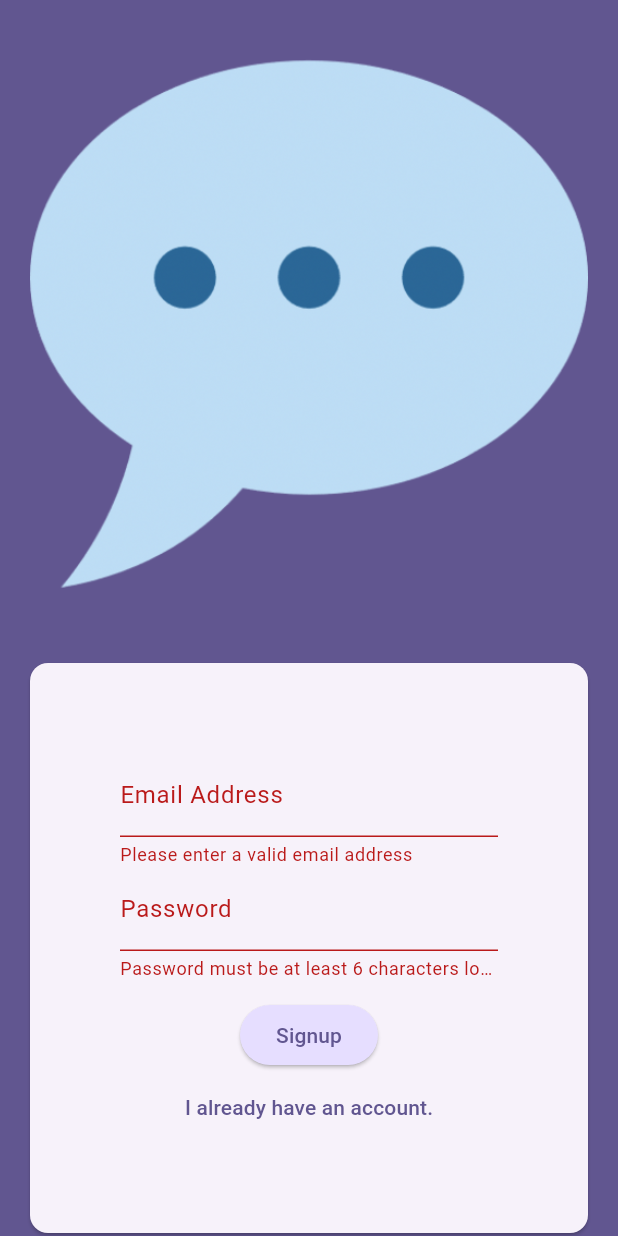
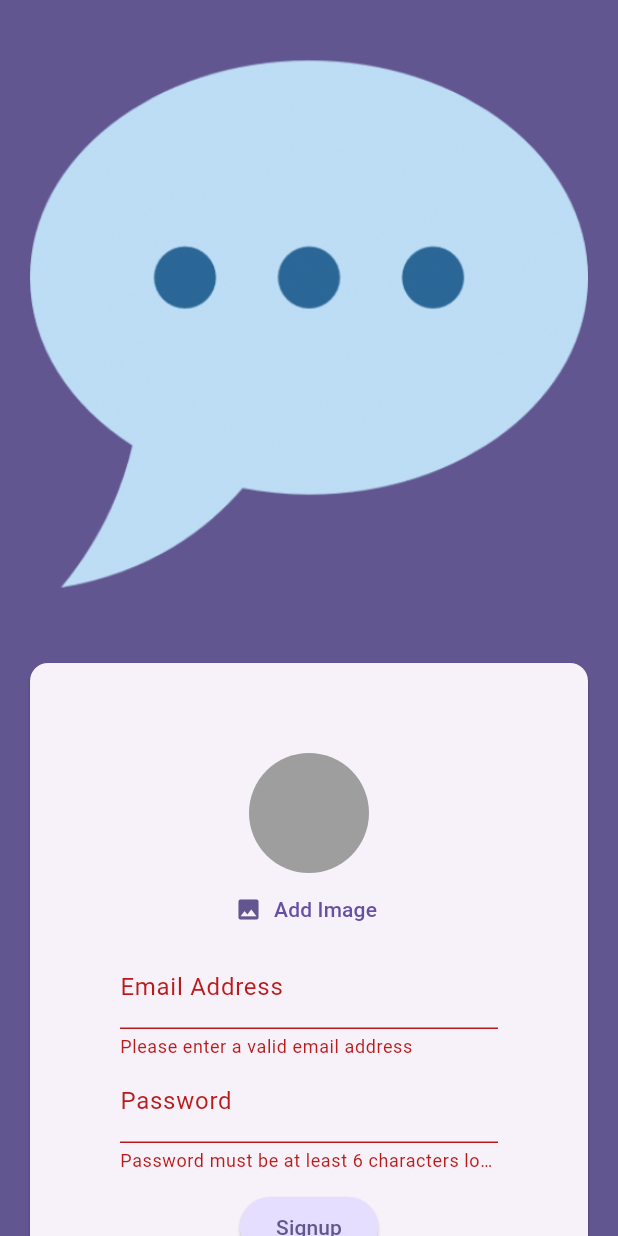
Before and after one commit to ramazansahin11/chat_app_flutter_course, a Flutter app: the screen it shows after launch, after a tap on "Login", after a tap on "Create an account", on a phone screen of 412 x 824 dp. Run offline on Flutter 3.47's test engine with Material 3 defaults, Android fonts, the phone set to English and light mode, and no system bars; our stand-ins replace firebase_auth, firebase_core, firebase_storage, image_picker; accounts and stored records are empty; generated files the repository leaves out were written again.

Commit message:
Implement authentication flow with Firebase, add user image picker, and create chat and splash screens

```diff
--- a/lib/main.dart
+++ b/lib/main.dart
@@ -1,5 +1,8 @@
 import 'package:chat_app_flutter_course/firebase_options.dart';
 import 'package:chat_app_flutter_course/screens/auth_screen.dart';
+import 'package:chat_app_flutter_course/screens/chat_screen.dart';
+import 'package:chat_app_flutter_course/screens/splash_screen.dart';
+import 'package:firebase_auth/firebase_auth.dart';
 import 'package:firebase_core/firebase_core.dart';
 import 'package:flutter/material.dart';
 
@@ -22,7 +25,19 @@
           seedColor: const Color.fromARGB(255, 63, 17, 177),
         ),
       ),
-      home: AuthScreen(),
+      home: StreamBuilder(
+        stream: FirebaseAuth.instance.authStateChanges(),
+        builder: (ctx, snapshot) {
+          if (snapshot.connectionState == ConnectionState.waiting) {
+            return SplashScreen();
+          }
+          if (snapshot.hasData) {
+            return ChatScreen();
+          }
+
+          return AuthScreen();
+        },
+      ),
     );
   }
 }
--- a/lib/screens/auth_screen.dart
+++ b/lib/screens/auth_screen.dart
@@ -1,4 +1,11 @@
+import 'dart:io';
+
+import 'package:chat_app_flutter_course/widgets/user_image_picker.dart';
+import 'package:firebase_auth/firebase_auth.dart';
+import 'package:firebase_storage/firebase_storage.dart';
 import 'package:flutter/material.dart';
+
+final _firebase = FirebaseAuth.instance;
 
 class AuthScreen extends StatefulWidget {
   const AuthScreen({super.key});
@@ -12,14 +19,53 @@
   var _isLogin = true;
   var _enteredEmail = '';
   var _enteredPassword = '';
+  File? _selectedImage;
+  var _isAuthenticating = false;
 
-  void _submit() {
+  void _submit() async {
     final isValid = _formKey.currentState!.validate();
 
-    if (isValid) {
+    if (!isValid || !_isLogin && _selectedImage == null) {
+      //show erro message
+      return;
+    }
+
     _formKey.currentState!.save();
-      print(_enteredEmail);
-      print(_enteredPassword);
+    try {
+      setState(() {
+        _isAuthenticating = true;
+      });
+      if (_isLogin) {
+        final userCredentials = await _firebase.signInWithEmailAndPassword(
+          email: _enteredEmail,
+          password: _enteredPassword,
+        );
+      } else {
+        final userCredentials = await _firebase.createUserWithEmailAndPassword(
+          email: _enteredEmail,
+          password: _enteredPassword,
+        );
+
+        final storageRef = FirebaseStorage.instance
+            .ref()
+            .child('user_images')
+            .child('${userCredentials.user!.uid}.jpg');
+
+        await storageRef.putFile(_selectedImage!);
+        final imageUrl = await storageRef.getDownloadURL();
+        print(imageUrl);
+      }
+    } on FirebaseAuthException catch (error) {
+      if (error.code == 'email-already-in-use') {
+        //TODO:
+      }
+      ScaffoldMessenger.of(context).clearSnackBars();
+      ScaffoldMessenger.of(context).showSnackBar(
+        SnackBar(content: Text(error.message ?? 'Authentication failed')),
+      );
+      setState(() {
+        _isAuthenticating = false;
+      });
     }
   }
 
@@ -51,6 +97,12 @@
                       child: Column(
                         mainAxisSize: .min,
                         children: [
+                          if (!_isLogin)
+                            UserImagePicker(
+                              onPickImage: (pickedImage) {
+                                _selectedImage = pickedImage;
+                              },
+                            ),
                           TextFormField(
                             decoration: InputDecoration(
                               labelText: 'Email Address',
@@ -86,6 +138,8 @@
                             },
                           ),
                           const SizedBox(height: 12),
+                          if (_isAuthenticating) CircularProgressIndicator(),
+                          if (!_isAuthenticating)
                             ElevatedButton(
                               onPressed: _submit,
                               style: ElevatedButton.styleFrom(
@@ -95,6 +149,7 @@
                               ),
                               child: Text(_isLogin ? 'Login' : 'Signup'),
                             ),
+                          if (!_isAuthenticating)
                             TextButton(
                               onPressed: () {
                                 setState(() {
--- /dev/null
+++ b/lib/screens/splash_screen.dart
@@ -0,0 +1,13 @@
+import 'package:flutter/material.dart';
+
+class SplashScreen extends StatelessWidget {
+  const SplashScreen({super.key});
+
+  @override
+  Widget build(BuildContext context) {
+    return Scaffold(
+      appBar: AppBar(title: const Text('Flutter Chat')),
+      body: Center(child: Text('Loading...')),
+    );
+  }
+}
--- /dev/null
+++ b/lib/widgets/user_image_picker.dart
@@ -0,0 +1,56 @@
+import 'dart:io';
+
+import 'package:flutter/material.dart';
+import 'package:image_picker/image_picker.dart';
+
+class UserImagePicker extends StatefulWidget {
+  const UserImagePicker({super.key, required this.onPickImage});
+  final void Function(File pickedImage) onPickImage;
+  @override
+  State<UserImagePicker> createState() => _UserImagePickerState();
+}
+
+class _UserImagePickerState extends State<UserImagePicker> {
+  File? _pickedImageFile;
+
+  void _pickImage() async {
+    final pickedImage = await ImagePicker().pickImage(
+      source: ImageSource.camera,
+      imageQuality: 50,
+      maxWidth: 150,
+    );
+
+    if (pickedImage == null) {
+      return;
+    }
+
+    setState(() {
+      _pickedImageFile = File(pickedImage.path);
+    });
+
+    widget.onPickImage(_pickedImageFile!);
+  }
+
+  @override
+  Widget build(BuildContext context) {
+    return Column(
+      children: [
+        CircleAvatar(
+          radius: 40,
+          backgroundColor: Colors.grey,
+          foregroundImage: _pickedImageFile != null
+              ? FileImage(_pickedImageFile!)
+              : null,
+        ),
+        TextButton.icon(
+          onPressed: _pickImage,
+          icon: Icon(Icons.image),
+          label: Text(
+            'Add Image',
+            style: TextStyle(color: Theme.of(context).primaryColor),
+          ),
+        ),
+      ],
+    );
+  }
+}
--- a/pubspec.yaml
+++ b/pubspec.yaml
@@ -36,6 +36,8 @@
   cupertino_icons: ^1.0.8
   firebase_core: ^4.4.0
   firebase_auth: ^6.1.4
+  firebase_storage: ^13.0.6
+  image_picker: ^1.2.1
 
 dev_dependencies:
   flutter_test:
```
Also changed, not shown: lib/screens/chat_screen.dart (added, +27 -0 lines), pubspec.lock, 1 other file. Lines whose indentation alone changed are shown as unchanged.
